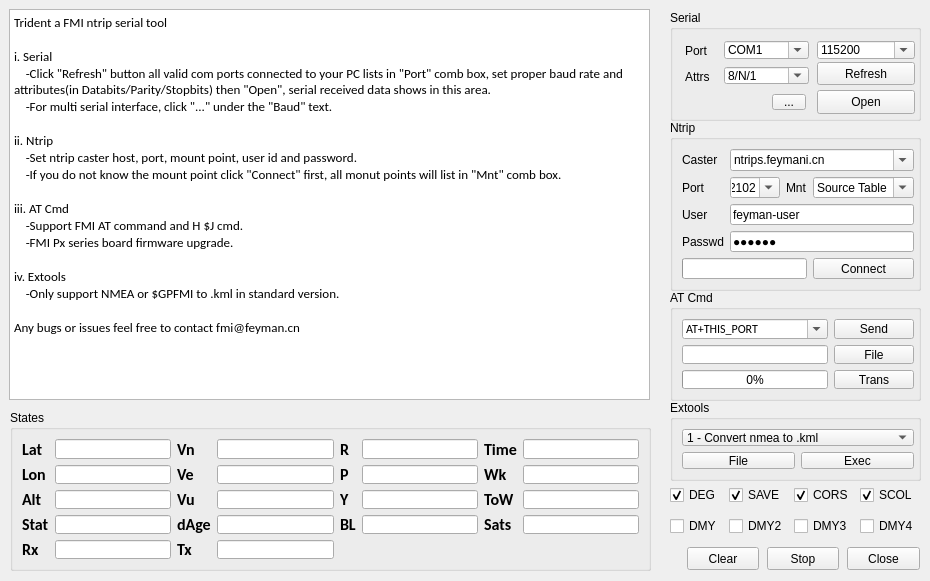
Before: the Qt Designer form gui/form.ui in linlintaotao/trident3.0, drawn with Qt 5.
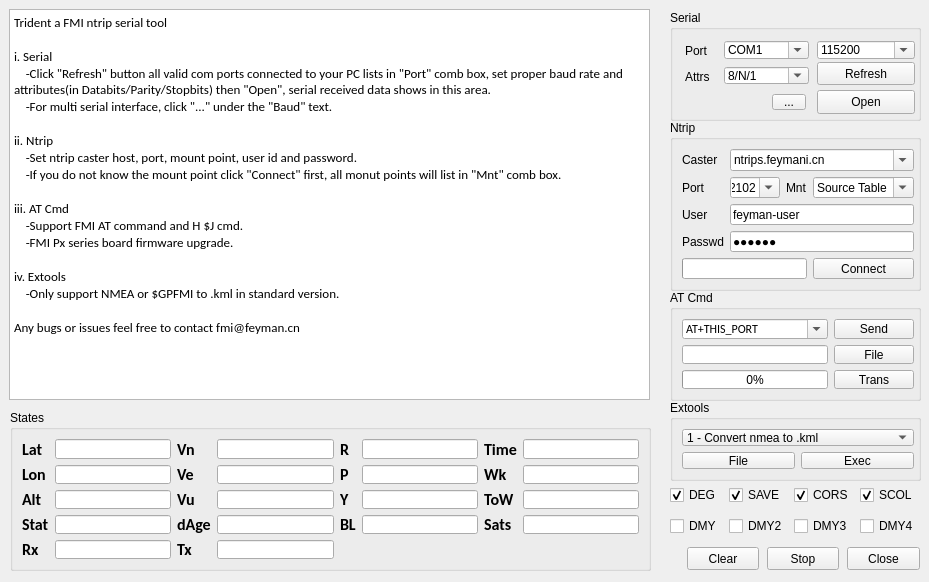
After: the same form once the commit is applied.

Commit message: 0828- add bluetooth update add ntrip qxwz

Patch:
```diff
--- a/gui/form.ui
+++ b/gui/form.ui
@@ -6,8 +6,8 @@
    <rect>
     <x>0</x>
     <y>0</y>
-    <width>930</width>
-    <height>581</height>
+    <width>929</width>
+    <height>582</height>
    </rect>
   </property>
   <property name="focusPolicy">
```
The commit also changes 1 other file.
